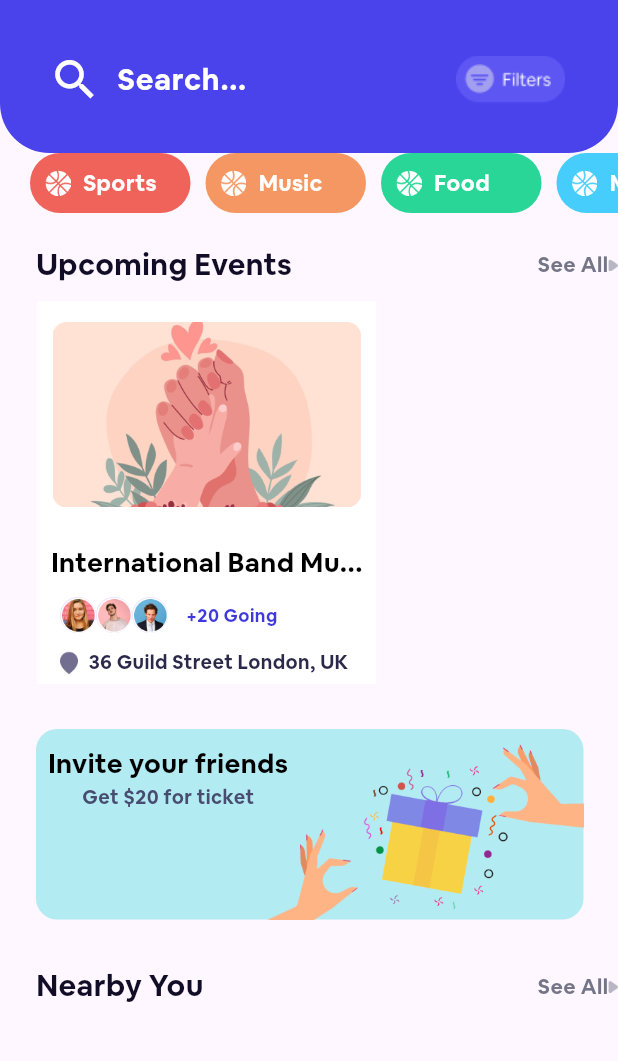
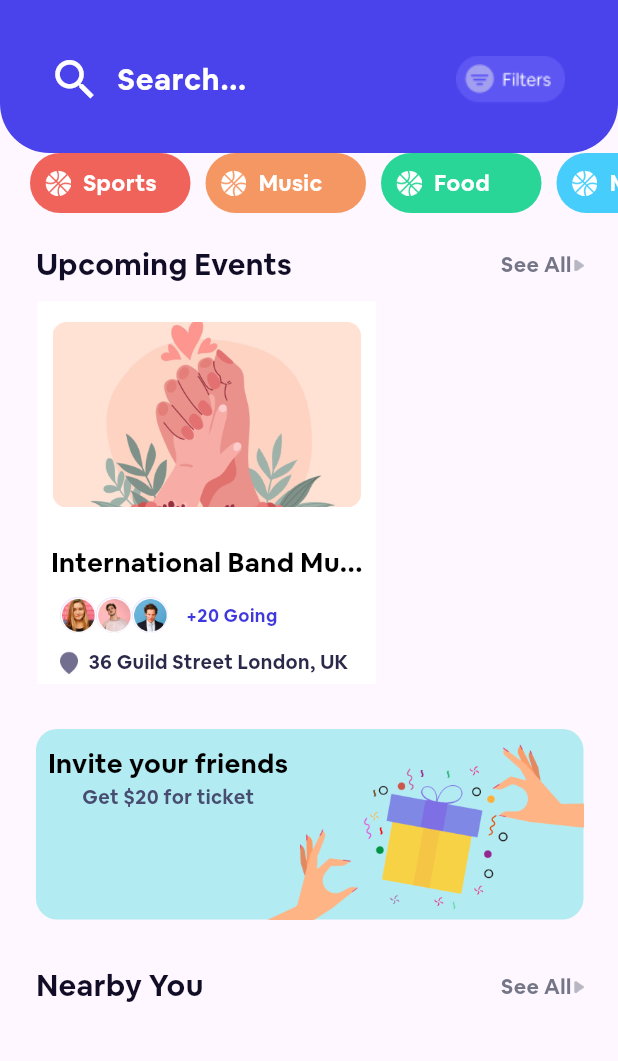
Before and after one commit to Rostomgh/Test_Org, a Flutter app: the HomeScreen screen opened by its route, on a phone screen of 412 x 824 dp, the part 117-1178 px from its top. Run offline on Flutter 3.47's test engine with Material 3 defaults, Android fonts, the phone set to English and light mode, and no system bars; our stand-ins replace flutter_bloc, google_maps_flutter, responsive_grid, smooth_page_indicator.

Commit message:
fix margin

```diff
--- a/lib/Logic/cubit/layout_cubit.dart
+++ b/lib/Logic/cubit/layout_cubit.dart
@@ -14,7 +14,7 @@ class LayoutCubit extends Cubit<LayoutState> {
     const HomeScreen(),
     const SearchScreen(),
     const EventExploreScreen(),
-    const MapSample(),
+    const GmapP(),
     const ProfileScreen(),
   ];
   static LayoutCubit get(context) => BlocProvider.of(context);
--- a/lib/core/Router/OngenerateRoute.dart
+++ b/lib/core/Router/OngenerateRoute.dart
@@ -39,7 +39,7 @@ class AppRouter {
         case '/notif':
         return MaterialPageRoute(builder: (_) => const NotificationScreen());
         case '/map':
-        return MaterialPageRoute(builder: (_) => const MapSample());
+        return MaterialPageRoute(builder: (_) => const GmapP());
 
       default:
         return MaterialPageRoute(builder: (_) => const ErrorRoute());
--- a/lib/features/Home/HomeScreen.dart
+++ b/lib/features/Home/HomeScreen.dart
@@ -35,7 +35,7 @@ class _HomeScreenState extends State<HomeScreen> {
           height: AppSizes.Ellips,
         ),
         Padding(
-          padding: EdgeInsets.only(left: 24.0,right: 23),
+          padding: EdgeInsets.only(left: 24.0,right:23 ),
           child: CustomCardInvit(),
         ),
         SizedBox(
--- a/lib/features/Home/Widget/CustomContainerStart.dart
+++ b/lib/features/Home/Widget/CustomContainerStart.dart
@@ -36,6 +36,7 @@ class CustomContainerStart extends StatelessWidget {
 
               fillcolor: AppColors.ColorC,clrB: AppColors.whiteColor,),
           ),
+
         ],
       ),
     );
--- a/lib/features/Home/Widget/TitleScreen.dart
+++ b/lib/features/Home/Widget/TitleScreen.dart
@@ -21,7 +21,11 @@ class TitleScreen extends StatelessWidget {
                 fontWeight: FontWeight.w500,
                 color: AppColors.AuthC),
           ),
-          Spacer(),
+          const Spacer(),
+           Padding(
+            padding: const EdgeInsets.only(right: 23.0),
+            child: Row(
+              children: [
                 const Text(
                   'See All',
                   style: TextStyle(
@@ -30,7 +34,12 @@ class TitleScreen extends StatelessWidget {
                       fontWeight: FontWeight.w400,
                       color: Color(0xff747688)),
                 ),
-          Image.asset(Assets.next, height: 9, width: 6.54),
+                const SizedBox(width: 1.5),
+                Image.asset(Assets.next, height: 9,width: 6.54),
+              ],
+            ),
+          ),
+
         ],
       ),
     );
--- a/lib/features/Onboarding/Onboarding.dart
+++ b/lib/features/Onboarding/Onboarding.dart
@@ -85,6 +85,7 @@ class CustomContainer extends StatelessWidget {
             Text(
               title,
               style: const TextStyle(
+                fontFamily: 'MyFont',
                 fontSize: 24,
                 fontWeight: FontWeight.w400,
                 color: AppColors.whiteColor,
@@ -95,6 +96,7 @@ class CustomContainer extends StatelessWidget {
             const Text(
               'In publishing and graphic design, Lorem is a placeholder text commonly',
               style: TextStyle(
+                fontFamily: 'MyFont',
                 fontSize: 15,
                 fontWeight: FontWeight.w400,
                 color: AppColors.whiteColor,
@@ -119,6 +121,7 @@ class CustomContainer extends StatelessWidget {
                     child: const Text(
                       'SKIP',
                       style: TextStyle(
+                        fontFamily: 'MyFont',
                         color: AppColors.whiteColor,
                         fontSize: 18,
                         fontWeight: FontWeight.w200,
@@ -153,6 +156,7 @@ class CustomContainer extends StatelessWidget {
                     child: const Text(
                       'NEXT',
                       style: TextStyle(
+                        fontFamily: 'MyFont',
                         color: AppColors.whiteColor,
                         fontSize: 18,
                         fontWeight: FontWeight.w500,
```
Also changed, not shown: lib/core/Ui/Gmap.dart (+13 -34 lines). Lines whose indentation alone changed are shown as unchanged.
